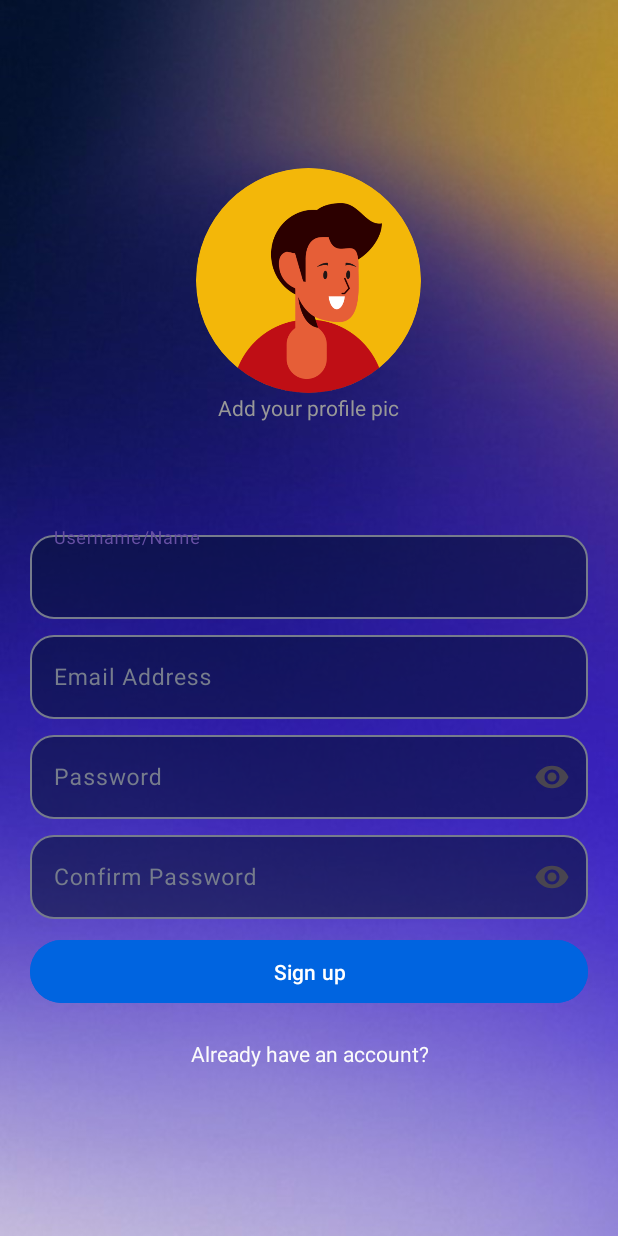
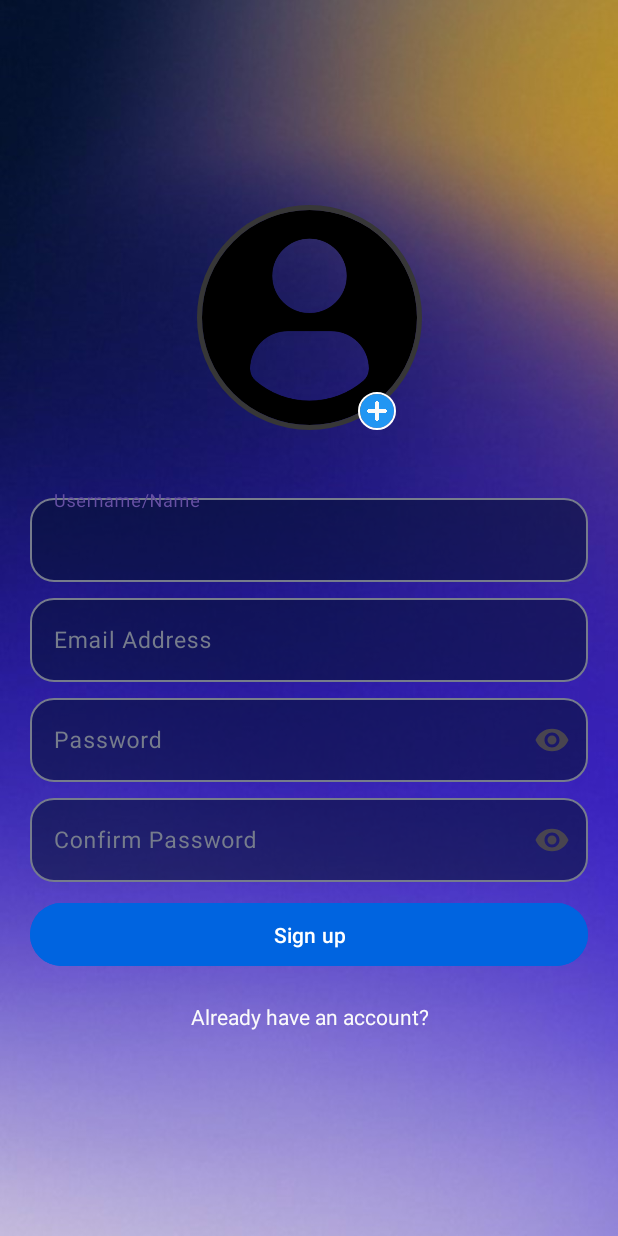
Before and after one commit to Ghanshyam32/snap-saga, an Android app: the SignUpActivity screen opened directly, with no data from a screen before it, on a phone screen of 412 x 824 dp. Run offline under Robolectric (Android 15) with nearby library versions, the phone set to English and light mode, and no system bars; our stand-ins replace CircleImageView, Firebase (no records; nobody signed in at launch, a user with empty details on screens opened directly).

Commit message:
profile pic option fixed

```diff
--- a/app/build.gradle.kts
+++ b/app/build.gradle.kts
@@ -49,6 +49,7 @@ dependencies {
     implementation(libs.androidx.navigation.fragment.ktx)
     implementation(libs.androidx.navigation.ui.ktx)
     implementation(libs.firebase.auth)
+    implementation(libs.firebase.storage)
     testImplementation(libs.junit)
     androidTestImplementation(libs.androidx.junit)
     androidTestImplementation(libs.androidx.espresso.core)
--- a/app/src/main/java/com/ghanshyam/snapsaga/SignUpActivity.kt
+++ b/app/src/main/java/com/ghanshyam/snapsaga/SignUpActivity.kt
@@ -3,8 +3,12 @@ package com.ghanshyam.snapsaga
 import android.content.Intent
 import android.os.Bundle
 import android.widget.Toast
+import androidx.activity.result.contract.ActivityResultContracts
 import androidx.appcompat.app.AppCompatActivity
 import com.ghanshyam.snapsaga.Models.UserModel
+import com.ghanshyam.snapsaga.Utils.USER
+import com.ghanshyam.snapsaga.Utils.USER_PROFILE_FOLDER
+import com.ghanshyam.snapsaga.Utils.uploadImage
 import com.ghanshyam.snapsaga.databinding.ActivitySignUpBinding
 import com.google.firebase.Firebase
 import com.google.firebase.auth.FirebaseAuth
@@ -12,9 +16,22 @@ import com.google.firebase.auth.auth
 import com.google.firebase.firestore.firestore
 
 class SignUpActivity : AppCompatActivity() {
-    private lateinit var binding: ActivitySignUpBinding
+    private lateinit var binding: com.ghanshyam.snapsaga.databinding.ActivitySignUpBinding
 
     private lateinit var user: UserModel
+    private var isProfilePicSet = false
+    private val launcher = registerForActivityResult(ActivityResultContracts.GetContent()) { uri ->
+        uri?.let {
+            uploadImage(uri, USER_PROFILE_FOLDER) {
+                if (it == null) {
+                } else {
+                    user.image = it
+                    binding.profilePic.setImageURI(uri)
+                    isProfilePicSet = true
+                }
+            }
+        }
+    }
 
     override fun onCreate(savedInstanceState: Bundle?) {
         super.onCreate(savedInstanceState)
@@ -47,6 +64,8 @@ class SignUpActivity : AppCompatActivity() {
                     "Passwords do not match",
                     Toast.LENGTH_SHORT
                 ).show()
+            } else if (!isProfilePicSet) {
+                Toast.makeText(this, "Please set a profile picture", Toast.LENGTH_SHORT).show()
             } else {
                 FirebaseAuth.getInstance().createUserWithEmailAndPassword(email, password)
                     .addOnCompleteListener { result ->
@@ -55,7 +74,7 @@ class SignUpActivity : AppCompatActivity() {
                             user.password = binding.password.editText?.text.toString()
                             user.email = binding.email.editText?.text.toString()
                             Firebase.auth.currentUser?.let { it1 ->
-                                Firebase.firestore.collection("User")
+                                Firebase.firestore.collection(USER)
                                     .document(it1.uid).set(user)
                                     .addOnSuccessListener {
                                         Toast.makeText(
@@ -81,5 +100,8 @@ class SignUpActivity : AppCompatActivity() {
                     }
             }
         }
+        binding.addPic.setOnClickListener {
+            launcher.launch("image/*")
+        }
     }
 }
--- /dev/null
+++ b/app/src/main/java/com/ghanshyam/snapsaga/Utils/Constants.kt
@@ -0,0 +1,4 @@
+package com.ghanshyam.snapsaga.Utils
+
+const val USER = "User"
+const val USER_PROFILE_FOLDER = "Profile"
--- a/app/src/main/res/layout/activity_sign_up.xml
+++ b/app/src/main/res/layout/activity_sign_up.xml
@@ -10,31 +10,43 @@
     android:orientation="vertical"
     tools:context=".SignUpActivity">
 
-    <!--    <ImageView-->
-    <!--        android:id="@+id/imageView"-->
-    <!--        android:layout_width="wrap_content"-->
-    <!--        android:layout_height="70dp"-->
-    <!--        android:src="@drawable/app_icon"-->
-    <!--        app:layout_constraintEnd_toEndOf="parent"-->
-    <!--        app:layout_constraintTop_toTopOf="parent" />-->
+    <androidx.constraintlayout.widget.ConstraintLayout
+        android:layout_width="match_parent"
+        android:layout_height="170dp"
+        android:layout_gravity="center">
 
-    <de.hdodenhof.circleimageview.CircleImageView
-        android:layout_width="150dp"
-        android:layout_height="150dp"
-        android:src="@drawable/man" />
+        <de.hdodenhof.circleimageview.CircleImageView
+            android:id="@+id/profilePic"
+            android:layout_width="150dp"
+            android:layout_height="150dp"
+            app:civ_border_color="#373737"
+            app:civ_border_width="3dp"
+            android:src="@drawable/profile_user"
+            app:layout_constraintEnd_toEndOf="parent"
+            app:layout_constraintStart_toStartOf="parent"
+            app:layout_constraintTop_toTopOf="parent" />
 
-    <TextView
-        android:layout_width="wrap_content"
-        android:layout_height="wrap_content"
-        android:text="Add your profile pic"
-        android:textColor="#989898" />
+        <de.hdodenhof.circleimageview.CircleImageView
+            android:id="@+id/addPic"
+            android:layout_width="25dp"
+            android:layout_height="25dp"
+            app:civ_border_color="@color/white"
+            app:civ_border_width="1dp"
+            android:src="@drawable/plus"
+            app:layout_constraintBottom_toBottomOf="@+id/profilePic"
+            app:layout_constraintEnd_toEndOf="@+id/profilePic"
+            app:layout_constraintHorizontal_bias="0.86"
+            app:layout_constraintStart_toStartOf="@+id/profilePic"
+            app:layout_constraintTop_toTopOf="@+id/profilePic"
+            app:layout_constraintVertical_bias="1.0" />
+    </androidx.constraintlayout.widget.ConstraintLayout>
 
     <com.google.android.material.textfield.TextInputLayout
         android:id="@+id/name"
         android:layout_width="match_parent"
         android:layout_height="wrap_content"
         android:layout_marginStart="20dp"
-        android:layout_marginTop="70dp"
+        android:layout_marginTop="20dp"
         android:layout_marginEnd="20dp"
         android:hint="Username/Name"
         android:textColorHint="#767C8C"
--- a/gradle/libs.versions.toml
+++ b/gradle/libs.versions.toml
@@ -14,6 +14,7 @@ navigationUiKtx = "2.7.7"
 googleServices = "4.4.1"
 firebaseAuth = "23.0.0"
 firebaseFirestore = "25.0.0"
+firebaseStorage = "21.0.0"
 
 [libraries]
 androidx-core-ktx = { group = "androidx.core", name = "core-ktx", version.ref = "coreKtx" }
@@ -29,6 +30,7 @@ androidx-navigation-ui-ktx = { group = "androidx.navigation", name = "navigation
 google-services = { group = "com.google.gms", name = "google-services", version.ref = "googleServices" }
 firebase-auth = { group = "com.google.firebase", name = "firebase-auth", version.ref = "firebaseAuth" }
 firebase-firestore = { group = "com.google.firebase", name = "firebase-firestore", version.ref = "firebaseFirestore" }
+firebase-storage = { group = "com.google.firebase", name = "firebase-storage", version.ref = "firebaseStorage" }
 
 [plugins]
 androidApplication = { id = "com.android.application", version.ref = "agp" }
```
Also changed, not shown: app/src/main/java/com/ghanshyam/snapsaga/Utils/Utils.kt (added, +23 -0 lines), app/src/main/res/drawable/img.png (added), app/src/main/res/drawable/img_1.png (added), app/src/main/res/drawable/plus.png (added), app/src/main/res/drawable/profile.png (added).
